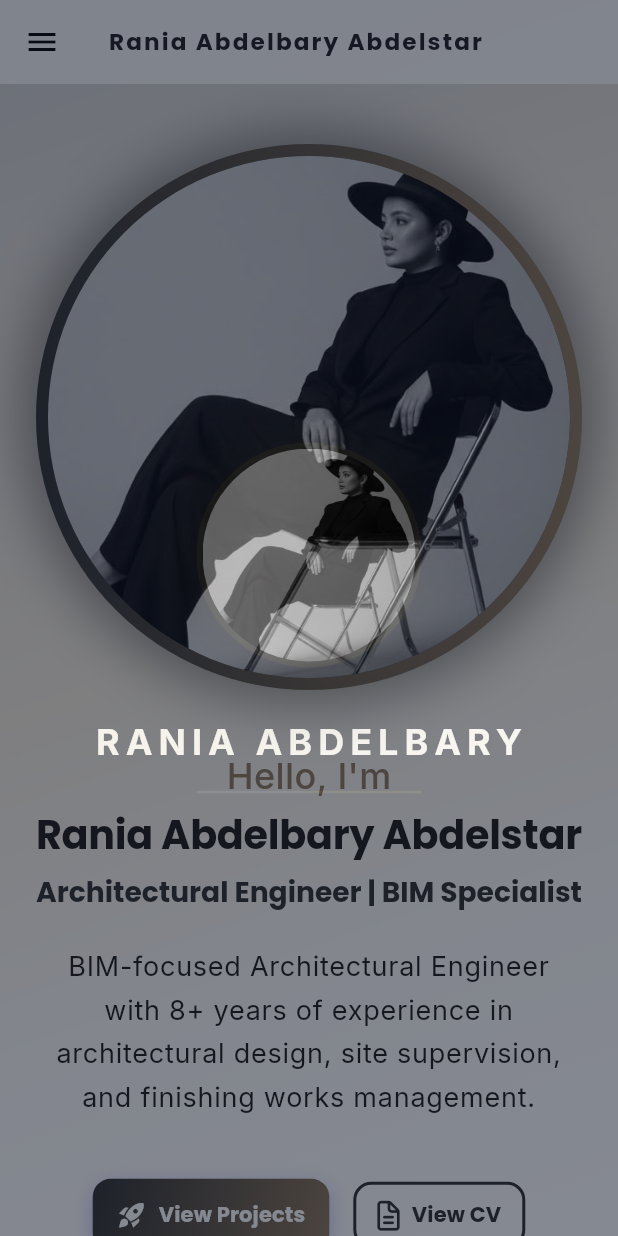
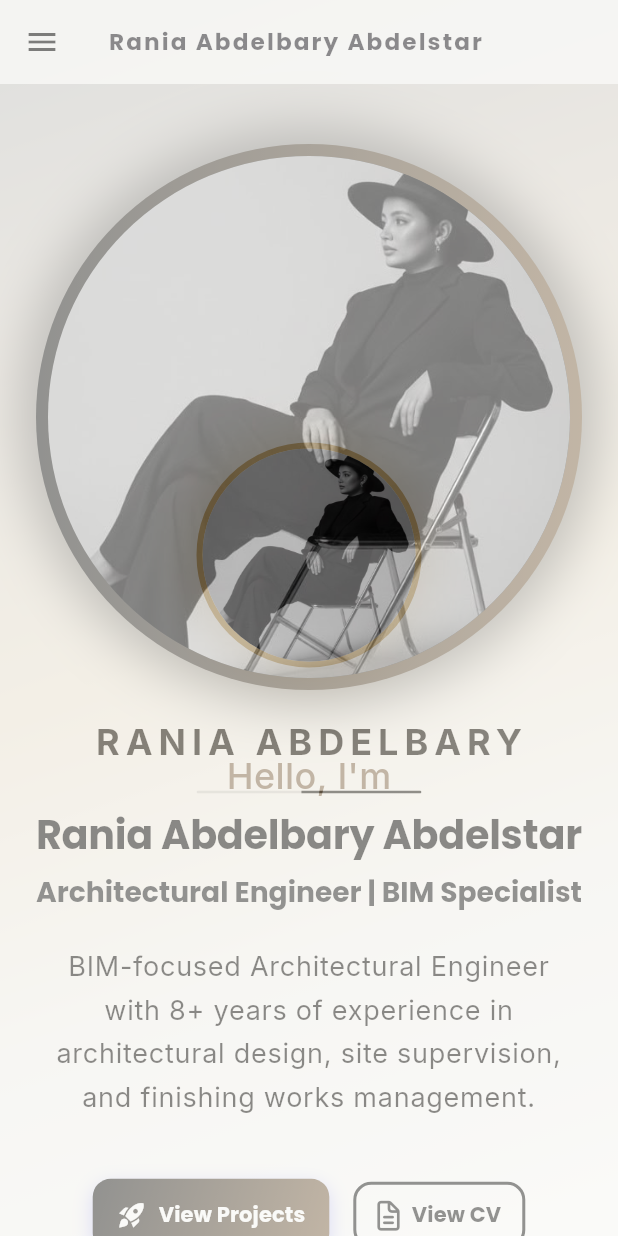
Before and after one commit to MohamedRefky/Rania_Portfolio, a Flutter app: the first screen one second after launch, on a phone screen of 412 x 824 dp. Run offline on Flutter 3.47's test engine with Material 3 defaults, Android fonts, the phone set to English and light mode, and no system bars; drawn by our look-alikes of animated_text_kit, flutter_animate; our stand-ins replace font_awesome_flutter, google_fonts, responsive_framework; missing offline and left inert: dart:js_interop.

Commit message:
feat: implement animated splash page with custom web loading screen and IDE configuration

```diff
--- a/lib/pages/splash_page.dart
+++ b/lib/pages/splash_page.dart
@@ -48,7 +48,7 @@ class _SplashPageState extends State<SplashPage> {
   @override
   Widget build(BuildContext context) {
     return Scaffold(
-      backgroundColor: const Color(0xFF0F172A), // Matches your web splash
+      backgroundColor: AppColors.background, // Matches your web splash
       body: Center(
         child: Column(
           mainAxisAlignment: MainAxisAlignment.center,
@@ -59,10 +59,10 @@ class _SplashPageState extends State<SplashPage> {
                   height: 150,
                   decoration: BoxDecoration(
                     shape: BoxShape.circle,
-                    border: Border.all(color: AppColors.primary, width: 4),
+                    border: Border.all(color: AppColors.accent, width: 4), // Gold border
                     boxShadow: [
                       BoxShadow(
-                        color: AppColors.primary.withValues(alpha: 0.5),
+                        color: AppColors.accent.withValues(alpha: 0.3),
                         blurRadius: 30,
                         spreadRadius: 5,
                       ),
@@ -86,7 +86,7 @@ class _SplashPageState extends State<SplashPage> {
             Text(
                   AppConstants.devName.toUpperCase(),
                   style: const TextStyle(
-                    color: Colors.white,
+                    color: AppColors.textPrimary, // Charcoal
                     fontSize: 24,
                     fontWeight: FontWeight.bold,
                     letterSpacing: 4,
@@ -104,7 +104,7 @@ class _SplashPageState extends State<SplashPage> {
               child: ClipRRect(
                 borderRadius: BorderRadius.circular(10),
                 child: const LinearProgressIndicator(
-                  backgroundColor: Colors.white10,
+                  backgroundColor: Colors.black12,
                   valueColor: AlwaysStoppedAnimation<Color>(AppColors.primary),
                   minHeight: 2,
                 ),
```
Also changed, not shown: 1 other file.
